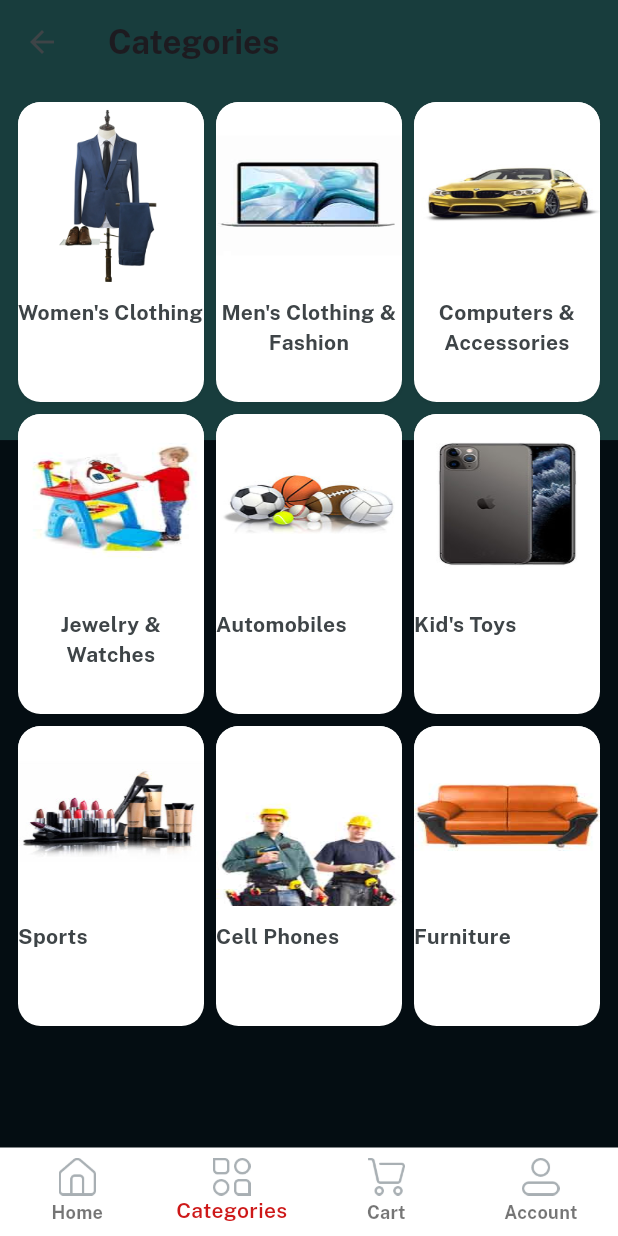
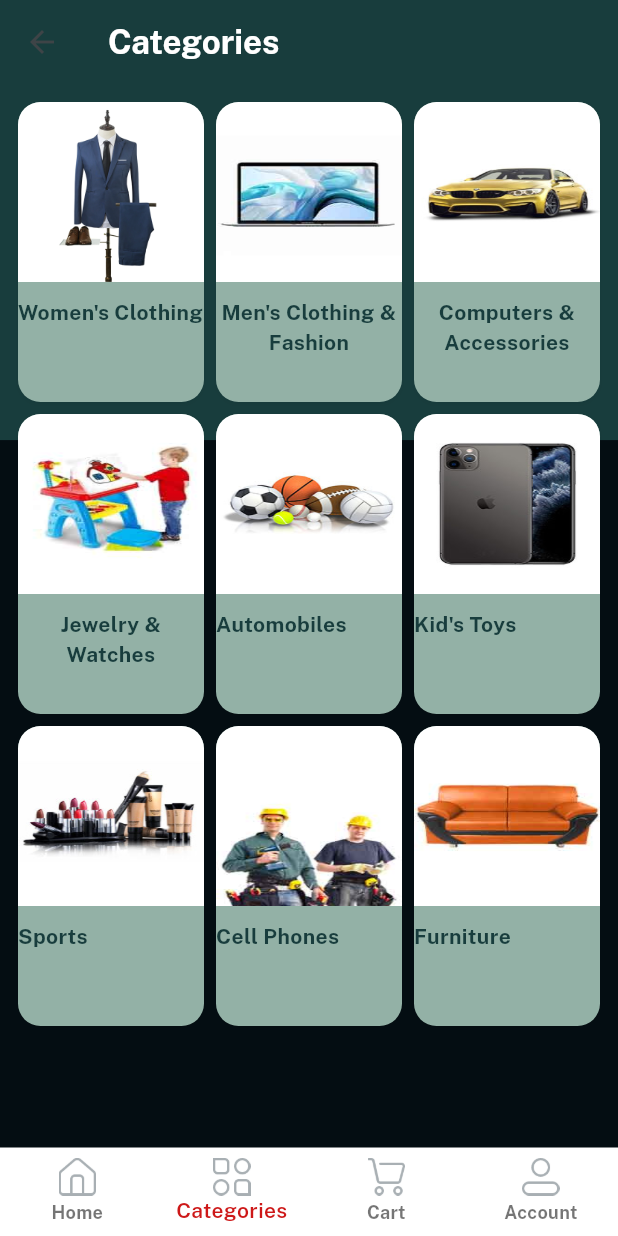
Before and after one commit to Navid-Rahman/Daraz-Clone-Firebase-App, a Flutter app: the screen it shows once a user with an empty profile is signed in, item 2 of the bottom bar chosen, on a phone screen of 412 x 824 dp. Run offline on Flutter 3.47's test engine with Material 3 defaults, Android fonts, the phone set to English and light mode, and no system bars; our stand-ins replace cloud_firestore, firebase_auth, firebase_core, firebase_storage, get, image_picker and 1 more; accounts and stored records are empty.

Commit message:
Categories screen UI Updated

```diff
--- a/lib/presentation/categories/categories_screen.dart
+++ b/lib/presentation/categories/categories_screen.dart
@@ -20,6 +20,7 @@ class CategoriesScreen extends StatelessWidget {
             categories,
             style: TextStyle(
               fontFamily: bold,
+              color: whiteColor,
             ),
           ),
         ),
@@ -49,13 +50,13 @@ class CategoriesScreen extends StatelessWidget {
                       categoriesLists[index],
                       textAlign: TextAlign.center,
                       style: const TextStyle(
-                        color: darkFontGrey,
+                        color: palettesTwo,
                       ),
                     ),
                   ],
                 )
                     .box
-                    .white
+                    .color(palettesFour)
                     .rounded
                     .clip(Clip.antiAlias)
                     .outerShadowSm
```
